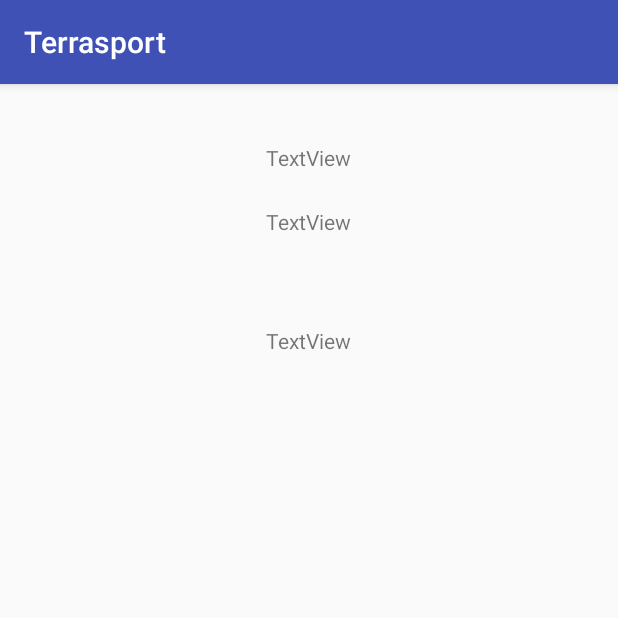
After one commit to DherJ/Terrasport, an Android app: the MainActivity screen opened directly, with no data from a screen before it, on a phone screen of 412 x 824 dp, the top half of it. The commit adds this screen. Run offline under Robolectric (Android 15) with nearby library versions, the phone set to English and light mode, and no system bars; 2 statements that could not run were skipped.

Commit message:
ajout appel REST service + Main activity pour afficher les résultat de la requete

```diff
--- a/app/src/main/AndroidManifest.xml
+++ b/app/src/main/AndroidManifest.xml
@@ -1,11 +1,12 @@
 <?xml version="1.0" encoding="utf-8"?>
 <manifest xmlns:android="http://schemas.android.com/apk/res/android"
-    package="com.terrasport.terrasport">
+    package="com.terrasport">
 
     <!-- To auto-complete the email text field in the login form with the user's emails -->
     <uses-permission android:name="android.permission.GET_ACCOUNTS" />
     <uses-permission android:name="android.permission.READ_PROFILE" />
     <uses-permission android:name="android.permission.READ_CONTACTS" />
+    <uses-permission android:name="android.permission.INTERNET" />
 
     <application
         android:allowBackup="true"
@@ -14,7 +15,7 @@
         android:supportsRtl="true"
         android:theme="@style/AppTheme">
         <activity
-            android:name=".LoginActivity"
+            android:name=".activity.LoginActivity"
             android:label="@string/app_name">
             <intent-filter>
                 <action android:name="android.intent.action.MAIN" />
@@ -22,6 +23,7 @@
                 <category android:name="android.intent.category.LAUNCHER" />
             </intent-filter>
         </activity>
+        <activity android:name=".activity.MainActivity"></activity>
     </application>
 
 </manifest>
--- /dev/null
+++ b/app/src/main/java/com/terrasport/activity/MainActivity.java
@@ -0,0 +1,37 @@
+package com.terrasport.activity;
+
+import android.content.Intent;
+import android.support.v7.app.AppCompatActivity;
+import android.os.Bundle;
+import android.widget.TextView;
+
+import com.google.gson.Gson;
+import com.terrasport.R;
+import com.terrasport.model.Utilisateur;
+
+public class MainActivity extends AppCompatActivity {
+
+    private TextView nomTextView;
+    private TextView prenomTextView;
+
+    @Override
+    protected void onCreate(Bundle savedInstanceState) {
+        super.onCreate(savedInstanceState);
+        setContentView(R.layout.activity_main);
+
+        Intent intent = getIntent();
+
+        String jsonMyObject = null;
+        Bundle extras = getIntent().getExtras();
+        if (extras != null) {
+            jsonMyObject = extras.getString("utilisateur");
+        }
+        Utilisateur utilisateur = new Gson().fromJson(jsonMyObject, Utilisateur.class);
+
+        nomTextView = (TextView) findViewById(R.id.nomtextView);
+        prenomTextView = (TextView) findViewById(R.id.prenomtextView);
+
+        nomTextView.setText(utilisateur.getNom());
+        prenomTextView.setText(utilisateur.getPrenom());
+    }
+}
--- /dev/null
+++ b/app/src/main/res/layout/activity_main.xml
@@ -0,0 +1,40 @@
+<?xml version="1.0" encoding="utf-8"?>
+<RelativeLayout xmlns:android="http://schemas.android.com/apk/res/android"
+    xmlns:tools="http://schemas.android.com/tools"
+    android:id="@+id/activity_main"
+    android:layout_width="match_parent"
+    android:layout_height="match_parent"
+    android:paddingBottom="@dimen/activity_vertical_margin"
+    android:paddingLeft="@dimen/activity_horizontal_margin"
+    android:paddingRight="@dimen/activity_horizontal_margin"
+    android:paddingTop="@dimen/activity_vertical_margin"
+    tools:context="com.terrasport.activity.MainActivity">
+
+    <TextView
+        android:text="TextView"
+        android:layout_width="wrap_content"
+        android:layout_height="wrap_content"
+        android:layout_alignParentTop="true"
+        android:layout_centerHorizontal="true"
+        android:layout_marginTop="66dp"
+        android:id="@+id/nomtextView" />
+
+    <TextView
+        android:text="TextView"
+        android:layout_width="wrap_content"
+        android:layout_height="wrap_content"
+        android:layout_below="@+id/nomtextView"
+        android:layout_alignRight="@+id/nomtextView"
+        android:layout_alignEnd="@+id/nomtextView"
+        android:layout_marginTop="60dp"
+        android:id="@+id/prenomtextView" />
+
+    <TextView
+        android:text="TextView"
+        android:layout_width="wrap_content"
+        android:layout_height="wrap_content"
+        android:layout_alignParentTop="true"
+        android:layout_centerHorizontal="true"
+        android:layout_marginTop="23dp"
+        android:id="@+id/textView3" />
+</RelativeLayout>
--- /dev/null
+++ b/app/src/main/res/values-w820dp/dimens.xml
@@ -0,0 +1,6 @@
+<resources>
+    <!-- Example customization of dimensions originally defined in res/values/dimens.xml
+         (such as screen margins) for screens with more than 820dp of available width. This
+         would include 7" and 10" devices in landscape (~960dp and ~1280dp respectively). -->
+    <dimen name="activity_horizontal_margin">64dp</dimen>
+</resources>
--- a/app/src/main/res/values/colors.xml
+++ b/app/src/main/res/values/colors.xml
@@ -1,6 +1,6 @@
 <?xml version="1.0" encoding="utf-8"?>
 <resources>
-    <color name="colorPrimary">#3F51B5</color>
+    <color name="colorPrimary">#3f51b5</color>
     <color name="colorPrimaryDark">#303F9F</color>
     <color name="colorAccent">#FF4081</color>
 </resources>
```
Also changed, not shown: app/build.gradle (+18 -0 lines), app/src/main/java/com/terrasport/activity/LoginActivity.java (renamed from app/src/main/java/com/terrasport/terrasport/LoginActivity.java, +30 -2 lines), app/src/main/java/com/terrasport/model/CompetenceSport.java (added, +20 -0 lines), app/src/main/java/com/terrasport/model/DemandeParticipation.java (added, +50 -0 lines), app/src/main/java/com/terrasport/model/Etat.java (added, +20 -0 lines), app/src/main/java/com/terrasport/model/Evenement.java (added, +78 -0 lines), app/src/main/java/com/terrasport/model/Niveau.java (added, +20 -0 lines), app/src/main/java/com/terrasport/model/Participation.java (added, +36 -0 lines), app/src/main/java/com/terrasport/model/Sport.java (added, +20 -0 lines), app/src/main/java/com/terrasport/model/Terrain.java (added, +48 -0 lines), app/src/main/java/com/terrasport/model/Utilisateur.java (added, +72 -0 lines), app/src/main/res/layout/activity_login.xml (+19 -3 lines), app/src/main/res/values/strings.xml (+9 -8 lines), app/src/main/res/drawable/logo_accueil.png (added).
